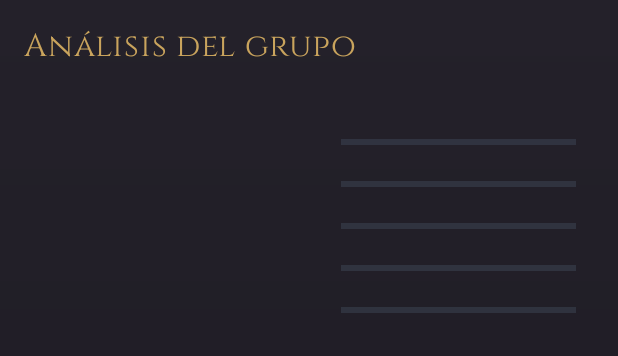
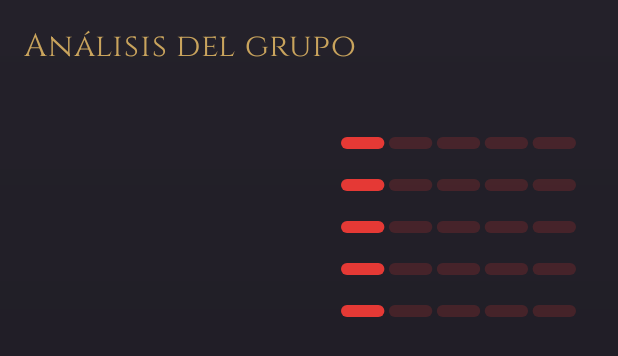
Before and after one commit to DavidSM24/FEFW-Manager, an Android app: the layout view_group_analysis.xml on its own in the app's theme, with its tools: preview values and no code run, on a phone screen of 412 x 824 dp. Shown: the top 356 px of the screen. Run offline under Robolectric (Android 15) with nearby library versions, the phone set to English and light mode, and no system bars.

Commit message:
Pinta los segmentos del análisis según su nivel

```diff
--- /dev/null
+++ b/app/src/main/java/com/davidsm24/fefwmanager/units/StatLevelBar.java
@@ -0,0 +1,75 @@
+package com.davidsm24.fefwmanager.units;
+
+import android.content.Context;
+import android.graphics.Canvas;
+import android.graphics.Paint;
+import android.util.AttributeSet;
+import android.view.View;
+
+import androidx.annotation.ColorInt;
+
+import com.davidsm24.fefwmanager.R;
+
+public final class StatLevelBar extends View {
+    private static final int MIN_LEVEL = 1;
+    private static final int MAX_LEVEL = 5;
+    private static final int INACTIVE_ALPHA = Math.round(0.18f * 255);
+
+    private final Paint segmentPaint = new Paint(Paint.ANTI_ALIAS_FLAG);
+    private final float segmentGap;
+    private int level = MIN_LEVEL;
+    @ColorInt private int levelColor;
+
+    public StatLevelBar(Context context, AttributeSet attrs) {
+        super(context, attrs);
+        segmentGap = getResources().getDimension(R.dimen.stat_segment_gap);
+        levelColor = getStatLevelColor(level);
+    }
+
+    void setLevel(int score) {
+        int boundedLevel = Math.max(MIN_LEVEL, Math.min(MAX_LEVEL, score));
+        if (boundedLevel != level) {
+            level = boundedLevel;
+            levelColor = getStatLevelColor(level);
+            invalidate();
+        }
+    }
+
+    int getLevel() {
+        return level;
+    }
+
+    @ColorInt
+    private int getStatLevelColor(int level) {
+        return getContext().getColor(switch (level) {
+            case 1 -> R.color.stat_level_1;
+            case 2 -> R.color.stat_level_2;
+            case 3 -> R.color.stat_level_3;
+            case 4 -> R.color.stat_level_4;
+            default -> R.color.stat_level_5;
+        });
+    }
+
+    @Override
+    protected void onDraw(Canvas canvas) {
+        super.onDraw(canvas);
+        float width = getWidth() - getPaddingLeft() - getPaddingRight();
+        float top = getPaddingTop();
+        float bottom = getHeight() - getPaddingBottom();
+        if (width <= 0 || bottom <= top) {
+            return;
+        }
+
+        float gap = Math.min(segmentGap, width / (2f * MAX_LEVEL));
+        float segmentWidth = (width - (MAX_LEVEL - 1) * gap) / MAX_LEVEL;
+        float radius = Math.min(segmentWidth, bottom - top) / 2f;
+        boolean rtl = getLayoutDirection() == LAYOUT_DIRECTION_RTL;
+        segmentPaint.setColor(levelColor);
+        for (int index = 0; index < MAX_LEVEL; index++) {
+            boolean active = rtl ? index >= MAX_LEVEL - level : index < level;
+            segmentPaint.setAlpha(active ? 255 : INACTIVE_ALPHA);
+            float left = getPaddingLeft() + index * (segmentWidth + gap);
+            canvas.drawRoundRect(left, top, left + segmentWidth, bottom, radius, radius, segmentPaint);
+        }
+    }
+}
--- a/app/src/main/java/com/davidsm24/fefwmanager/units/UnitRosterActivity.java
+++ b/app/src/main/java/com/davidsm24/fefwmanager/units/UnitRosterActivity.java
@@ -150,7 +150,7 @@ public final class UnitRosterActivity extends ImperialActivity {
         ViewGroupAnalysisBinding analysis = ViewGroupAnalysisBinding.inflate(
                 LayoutInflater.from(builder.getContext()), content, false);
         content.addView(analysis.getRoot());
-        GroupAnalysisCard card = new GroupAnalysisCard(analysis, getColor(route.accentResource));
+        GroupAnalysisCard card = new GroupAnalysisCard(analysis);
         card.render(viewModel.analyzeGroup(recruits), recruits.size());
 
         dialog = builder.setView(content).create();
--- a/app/src/main/res/layout/view_group_metric.xml
+++ b/app/src/main/res/layout/view_group_metric.xml
@@ -15,18 +15,14 @@
         android:importantForAccessibility="no"
         android:textAppearance="@style/TextAppearance.Fefw.Body" />
 
-    <ProgressBar
-        android:id="@+id/metric_progress"
-        style="?android:attr/progressBarStyleHorizontal"
+    <com.davidsm24.fefwmanager.units.StatLevelBar
+        android:id="@+id/metric_level"
         android:layout_width="0dp"
-        android:layout_height="6dp"
+        android:layout_height="8dp"
         android:layout_marginStart="8dp"
         android:layout_marginEnd="12dp"
         android:layout_weight="1"
-        android:importantForAccessibility="no"
-        android:max="5000"
-        android:maxHeight="6dp"
-        android:progressBackgroundTint="@color/panel_inlay" />
+        android:importantForAccessibility="no" />
 
     <TextView
         android:id="@+id/metric_score"
--- a/app/src/main/res/values/colors.xml
+++ b/app/src/main/res/values/colors.xml
@@ -25,4 +25,9 @@
     <color name="route_theodora">#F2A99D</color>
     <color name="route_dietrich">#CCC2E5</color>
     <color name="route_leda">#9ED5CA</color>
+    <color name="stat_level_1">#E53935</color>
+    <color name="stat_level_2">#FB8C00</color>
+    <color name="stat_level_3">#43A047</color>
+    <color name="stat_level_4">#1E88E5</color>
+    <color name="stat_level_5">#9C27B0</color>
 </resources>
--- a/app/src/main/res/values/dimens.xml
+++ b/app/src/main/res/values/dimens.xml
@@ -6,6 +6,7 @@
     <dimen name="item_gap">10dp</dimen>
     <dimen name="panel_inset">16dp</dimen>
     <dimen name="group_dialog_max_width">480dp</dimen>
+    <dimen name="stat_segment_gap">3dp</dimen>
     <dimen name="hero_height">192dp</dimen>
     <dimen name="hero_title_size">38sp</dimen>
     <dimen name="page_title_size">27sp</dimen>
```
Also changed, not shown: app/src/main/java/com/davidsm24/fefwmanager/units/GroupAnalysisCard.java (+11 -20 lines), 1 other file.
